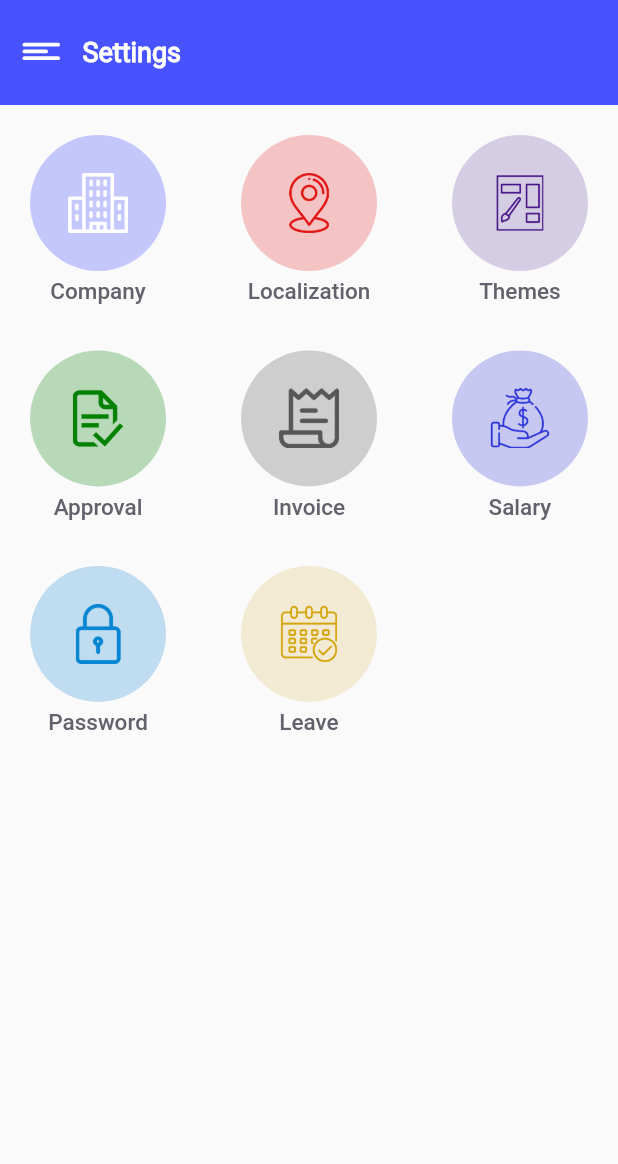
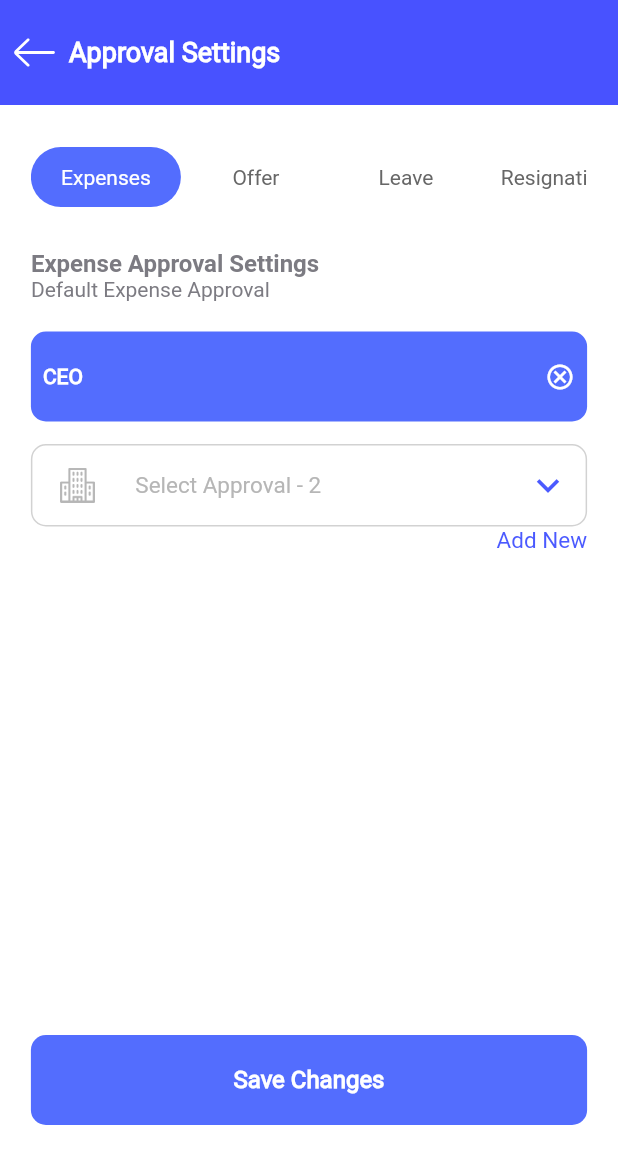
Before and after one commit to bala-619/payroll, a Flutter app: the Settings screen opened directly with empty values, after a tap on "Approval", on a phone screen of 412 x 824 dp. Shown: the top 1164 px of the screen. Run offline on Flutter 3.47's test engine with Material 2 defaults, Android fonts, the phone set to English and light mode, and no system bars; our stand-ins replace flutter_svg.

Commit message:
approvalsettings

```diff
--- a/lib/pages/mainpage/settings.dart
+++ b/lib/pages/mainpage/settings.dart
@@ -1,5 +1,6 @@
 import 'package:flutter/material.dart';
 import 'package:payroll/model/settingsModel.dart';
+import 'package:payroll/pages/settings/approvalSettings.dart';
 import 'package:payroll/pages/settings/theme-file.dart';
 import 'package:payroll/widgets/navigationBarIcon.dart';
 
@@ -66,8 +67,11 @@ class _SettingsState extends State<Settings> {
                   if(i==0){
                     Navigator.push(context, MaterialPageRoute(builder: (context)=>Addsettings()),);
                   }
-                  if(i==2){
+                  else if(i==2){
                     Navigator.push(context, MaterialPageRoute(builder: (context)=>ThemeSettings()),);
+                  }
+                  else if(i==3){
+                    Navigator.push(context, MaterialPageRoute(builder: (context)=>ApprovalSettings()),);
                   }
                 },
                 child:  Column(
--- /dev/null
+++ b/lib/pages/settings/approvalSettings.dart
@@ -0,0 +1,217 @@
+import 'package:flutter/cupertino.dart';
+import 'package:flutter/material.dart';
+import 'package:flutter_svg/svg.dart';
+import 'package:payroll/model/themeModule.dart';
+
+
+class ApprovalSettings extends StatefulWidget {
+
+
+  @override
+  _ApprovalSettingsState createState() => _ApprovalSettingsState();
+}
+
+class _ApprovalSettingsState extends State<ApprovalSettings> {
+  GlobalKey <ScaffoldState> scaffoldkey=new GlobalKey<ScaffoldState>();
+
+  bool theme=false;
+  @override
+  late  double width,height,width2;
+  Widget build(BuildContext context) {
+    width=MediaQuery.of(context).size.width;
+    height=MediaQuery.of(context).size.height;
+    width2=width-16;
+    return SafeArea(
+      child: Scaffold(
+        body: Container(
+          color:Colors.white,
+          child: Column(
+            children: [
+              Container(
+                width: width,
+                height: 70,
+                color: Color(0xff4852FF),
+                child: Row(
+                  children: [
+                    Padding(
+                      padding: const EdgeInsets.only(left:8.0, right: 8.0),
+                      child: GestureDetector(
+                        onTap: (){
+                          Navigator.pop(context,);
+                        },
+                        child: SvgPicture.asset("assets/login/backward-01.svg",width: 30,color:Colors.white ,),
+                      ),
+                    ),
+                    Container(
+                      child: Text('Approval Settings',style: TextStyle(color: Color(0xffffffff),fontSize: 18,fontWeight: FontWeight.bold,fontFamily: 'RR'),),
+                    ),
+                  ],
+                ),
+              ),
+              SizedBox(height: 20.0,),
+
+              Padding(
+                padding: const EdgeInsets.all(8.0),
+                child: Container(
+                  height: 40,
+                  width: width*0.9,
+                  child: ListView(
+                    scrollDirection: Axis.horizontal,
+                      children:[
+                        Container(
+                          height: 30,
+                         width: 100,
+                          decoration: BoxDecoration(
+                            borderRadius: BorderRadius.circular(20),
+                            // boxShadow: [
+                            //   BoxShadow(color: Colors.green, spreadRadius: 3),
+                            // ],
+                            color: Colors.indigoAccent,
+                          ),
+                          child: Center(child: Text('Expenses',style: TextStyle(color: Color(0xffffffff),fontSize: 14,fontFamily: 'RR'),)),
+                        ),
+                        Container(
+                          height: 20,
+                          width: 100,
+                          child: Center(child: Text('Offer',style: TextStyle(color: Color(0xff676767),fontSize: 14,fontFamily: 'RR'),)),
+                        ),
+                        Container(
+                          height: 30,
+                          width: 100,
+                          child: Center(child: Text('Leave',style: TextStyle(color: Color(0xff676767),fontSize: 14,fontFamily: 'RR'),)),
+                        ),
+                        Container(
+                          height: 30,
+                          width: 100,
+                          child: Center(child: Text('Resignation',style: TextStyle(color: Color(0xff676767),fontSize: 14,fontFamily: 'RR'),)),
+                        ),
+
+                      ]
+                  ),
+                ),
+              ),
+              Container(
+                width: width*0.9,
+                height: height-280,
+                child: SingleChildScrollView(
+                  scrollDirection: Axis.vertical,
+                  child: Column(
+                    children: [
+
+                      SizedBox(height:20,),
+                      Align(
+                        alignment: AlignmentDirectional.centerStart,
+                        child: Container(
+                          child:Column(
+                            mainAxisAlignment: MainAxisAlignment.start,
+                            crossAxisAlignment: CrossAxisAlignment.start,
+                            children: [
+                              Container(
+                                    child: Text('Expense Approval Settings',style: TextStyle(color: Color(0xff7C7B82),fontSize: 16,fontFamily: 'RB'),)
+                                ),
+                                Container(
+                                  child: Text('Default Expense Approval',style: TextStyle(color: Color(0xff7C7B82),fontSize: 14,fontFamily: 'RR'),),
+                                ),
+                            ],
+                          ) ,
+                        ),
+                      ),
+                      SizedBox(height: 20.0,),
+                  //    Spacer(),
+                      Column(
+                        children: [
+                          Container(
+                            height: 60,
+                            decoration: BoxDecoration(
+                              borderRadius: BorderRadius.circular(10),
+                              // boxShadow: [
+                              //   BoxShadow(color: Colors.green, spreadRadius: 3),
+                              // ],
+                              color: Colors.indigoAccent,
+
+                            ),
+                            child:Padding(
+                              padding:  EdgeInsets.only(left: 8.0,right: 8.0),
+                              child: Row(
+                                mainAxisAlignment: MainAxisAlignment.spaceBetween,
+                                crossAxisAlignment: CrossAxisAlignment.center,
+                                children: [
+                                  Container(
+                                      child: Text('CEO',style: TextStyle(fontSize: 14,fontWeight: FontWeight.bold,color: Color(0xffffffff),fontFamily:'RR'), )
+                                  ),
+                                  Container(
+                                    child: Icon(Icons.cancel_outlined,
+                                      color: Colors.white,
+                                      size: 20.0,
+                                    ),
+                                  ),
+                                ],
+                              ),
+                            ) ,
+                          ),
+                          SizedBox(height: 15,),
+                          Container(
+                            height: 55,
+                            decoration: BoxDecoration(
+                              border: Border.all(color: Color(0xffD2D2D2)),
+                              borderRadius: BorderRadius.circular(10),
+                            ),
+                            child:Row(
+                              mainAxisAlignment: MainAxisAlignment.spaceBetween,
+                              children: [
+                                Container(
+                                    width: width*0.5,
+                                    padding: EdgeInsets.only(left: 5),
+                                    child:Row(
+                                      mainAxisAlignment: MainAxisAlignment.spaceAround,
+                                      children: [
+                                        Image.asset("assets/settings/condo.png",width: 23,color:Color(0xffB6B6B6) ,fit:BoxFit.cover,),
+                                        Text('Select Approval - 2',style: TextStyle(fontSize: 15,fontFamily:'RR',color:Color(0xffB6B6B6)),)
+                                      ],
+                                    )
+                                ),
+                                Container(
+                                  padding: EdgeInsets.only(right: 10),
+                                  child:Icon(Icons.keyboard_arrow_down,
+                                    color: Color(0xff4B5AFF),
+                                    size: 30.0,
+                                  ),
+                                )
+                              ],
+                            ) ,
+
+                          ),
+                          Align(
+                            alignment: AlignmentDirectional.centerEnd,
+                            child: Container(
+                              child:Text('Add New',style: TextStyle(fontSize: 15,fontFamily:'RR',color:Color(0xff4B5AFF)),)
+                             ),
+                          ),
+                        ],
+                      ),
+                    ],
+                  ),
+                ),
+              ),
+              Container(
+                height: 60,
+                width: width*0.9,
+                decoration: BoxDecoration(
+                  borderRadius: BorderRadius.circular(10),
+                  // boxShadow: [
+                  //   BoxShadow(color: Colors.green, spreadRadius: 3),
+                  // ],
+                  color: Colors.indigoAccent,
+                ),
+                child:Center(child: Text('Save Changes',style: TextStyle(fontSize: 16,fontWeight: FontWeight.bold,color: Color(0xffffffff),fontFamily:'RR'), )) ,
+              ),
+              SizedBox(height: 15,),
+            ],
+          ),
+        ),
+
+      ),
+    );
+  }
+
+}
--- a/lib/pages/settings/theme-file.dart
+++ b/lib/pages/settings/theme-file.dart
@@ -2,8 +2,6 @@ import 'package:flutter/cupertino.dart';
 import 'package:flutter/material.dart';
 import 'package:flutter_svg/svg.dart';
 import 'package:payroll/model/themeModule.dart';
-import 'package:payroll/widgets/companySettingsTextField.dart';
-import 'package:payroll/widgets/navigationBarIcon.dart';
 
 
 class ThemeSettings extends StatefulWidget {
```
